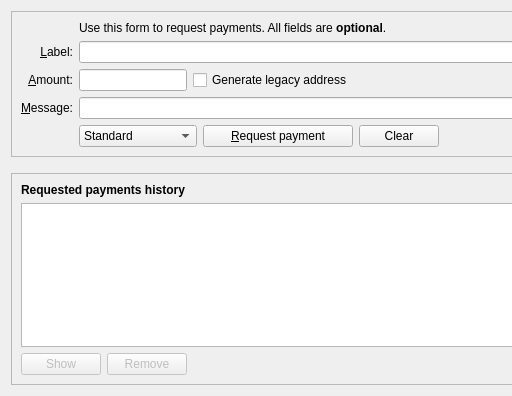
Before: the Qt Designer form src/qt/forms/receivecoinsdialog.ui in ghost-coin/ghost-legacy, drawn with Qt 5; both pictures show x 0 to 512 and y 0 to 396 of the 776 by 396 pixel window.
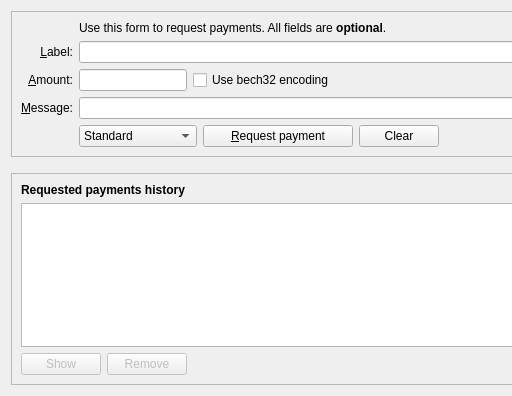
After: the same form once the commit is applied. Icons and pictures are not drawn. Custom widgets are drawn as their Qt base class.

Commit message: Revert bech32 default.

```diff
--- a/src/qt/forms/receivecoinsdialog.ui
+++ b/src/qt/forms/receivecoinsdialog.ui
@@ -244,7 +244,7 @@
              <string>Use bech32 encoding.</string>
             </property>
             <property name="text">
-             <string>Generate legacy address</string>
+             <string>Use bech32 encoding</string>
             </property>
            </widget>
           </item>
```
The commit also changes 5 other files.
